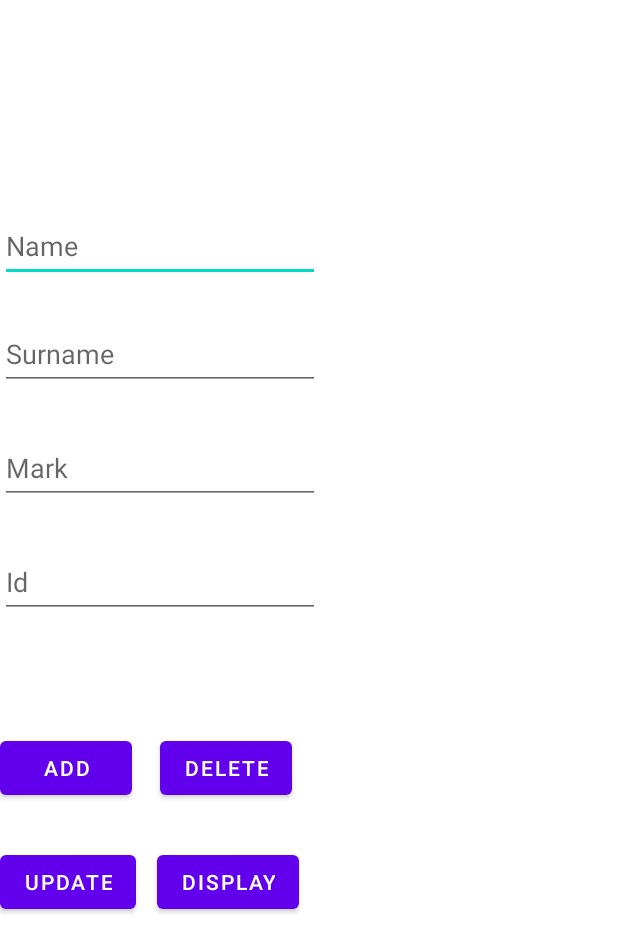
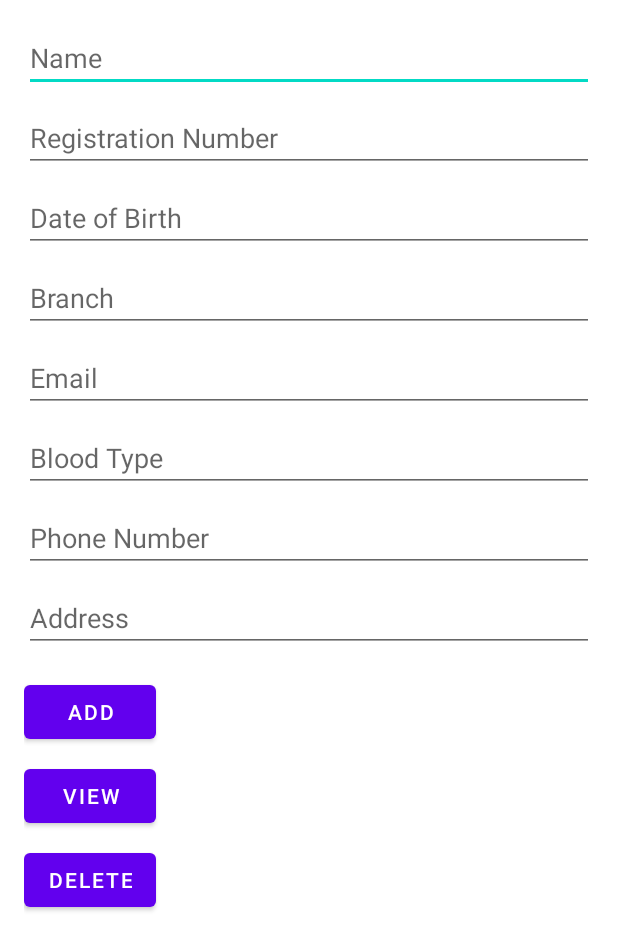
Before and after one commit to testgithubsudeep/CutmMentoringApp, an Android app: the MainActivity2 screen opened directly, with no data from a screen before it, on a phone screen of 412 x 824 dp. Shown: the top 952 px of the screen. Run offline under Robolectric (Android 15) with nearby library versions, the phone set to English and light mode, and no system bars; Roboto replaces fonts that are not available here.

Commit message:
Commit By Sudeeep

```diff
--- a/app/src/main/java/com/example/mentoringapp/Dashboard.java
+++ b/app/src/main/java/com/example/mentoringapp/Dashboard.java
@@ -33,7 +33,7 @@ public class Dashboard extends AppCompatActivity implements AdapterView.OnItemSe
         button_apply.setOnClickListener(new View.OnClickListener() {
             @Override
             public void onClick(View view) {
-                Intent intent=new Intent(Dashboard.this, MainActivity2.class);
+                Intent intent=new Intent(Dashboard.this, StudentRecord.class);
                 startActivity(intent);
             }
         });
--- a/app/src/main/java/com/example/mentoringapp/DatabaseHelper.java
+++ b/app/src/main/java/com/example/mentoringapp/DatabaseHelper.java
@@ -1,5 +1,4 @@
 package com.example.mentoringapp;
-
 
 import android.content.ContentValues;
 import android.content.Context;
@@ -7,67 +6,72 @@ import android.database.Cursor;
 import android.database.sqlite.SQLiteDatabase;
 import android.database.sqlite.SQLiteOpenHelper;
 
-import androidx.annotation.Nullable;
-
 public class DatabaseHelper extends SQLiteOpenHelper {
 
-    private static final String DATABASE_NAME = "mydatabase";
-    private static final String TABLE_NAME = "students";
-    private static final String COL_ID = "id";
-    private static final String COL_NAME = "name";
-    private static final String COL_SURNAME = "surname";
-    private static final String COL_MARK = "mark";
+    private static final String DATABASE_NAME = "your_database_name";
+    private static final int DATABASE_VERSION = 2;
+
+    public  static final String TABLE_NAME = "student2";
+    public static final String COL_ID = "id";
+    public static final String COL_NAME = "name";
+    public static final String COL_REGD = "regd";
+    public static final String COL_DOB = "dob";
+    public static final String COL_BRANCH = "branch";
+    public static final String COL_EMAIL = "email";
+    public static final String COL_BLOOD = "blood";
+    public static final String COL_PHONE = "phone";
+    public static final String COL_ADDRESS = "address";
 
     public DatabaseHelper(Context context) {
-        super(context, DATABASE_NAME, null, 1);
+        super(context, DATABASE_NAME, null, DATABASE_VERSION);
     }
-
 
     @Override
     public void onCreate(SQLiteDatabase db) {
-        String createTableQuery = "CREATE TABLE " + TABLE_NAME + " (" +
+        String createTableQuery = "CREATE TABLE IF NOT EXISTS " + TABLE_NAME + " (" +
                 COL_ID + " INTEGER PRIMARY KEY AUTOINCREMENT, " +
                 COL_NAME + " TEXT, " +
-                COL_SURNAME + " TEXT, " +
-                COL_MARK + " TEXT)";
+                COL_REGD + " TEXT, " +
+                COL_DOB + " TEXT, " +
+                COL_BRANCH + " TEXT, " +
+                COL_EMAIL + " TEXT, " +
+                COL_BLOOD + " TEXT, " +
+                COL_PHONE + " TEXT, " +
+                COL_ADDRESS + " TEXT)";
         db.execSQL(createTableQuery);
     }
 
     @Override
     public void onUpgrade(SQLiteDatabase db, int oldVersion, int newVersion) {
+        // Handle upgrades, if needed
+        // For simplicity, you can drop the table and recreate it
         db.execSQL("DROP TABLE IF EXISTS " + TABLE_NAME);
         onCreate(db);
     }
 
-
-
-    public boolean insertData(String name, String surname, String mark) {
+    public boolean insertData(String name, String regd, String dob, String branch, String email, String blood, String phone, String address) {
         SQLiteDatabase db = this.getWritableDatabase();
         ContentValues contentValues = new ContentValues();
         contentValues.put(COL_NAME, name);
-        contentValues.put(COL_SURNAME, surname);
-        contentValues.put(COL_MARK, mark);
+        contentValues.put(COL_REGD, regd);
+        contentValues.put(COL_DOB, dob);
+        contentValues.put(COL_BRANCH, branch);
+        contentValues.put(COL_EMAIL, email);
+        contentValues.put(COL_BLOOD, blood);
+        contentValues.put(COL_PHONE, phone);
+        contentValues.put(COL_ADDRESS, address);
         long result = db.insert(TABLE_NAME, null, contentValues);
         return result != -1;
     }
+
     public Cursor getAllData() {
         SQLiteDatabase db = this.getWritableDatabase();
         return db.rawQuery("SELECT * FROM " + TABLE_NAME, null);
     }
-
-    public boolean updateData(String id, String name, String surname, String mark) {
+    // Add the following method to your DatabaseHelper class
+    public boolean deleteData(String sname) {
         SQLiteDatabase db = this.getWritableDatabase();
-        ContentValues contentValues = new ContentValues();
-        contentValues.put(COL_NAME, name);
-        contentValues.put(COL_SURNAME, surname);
-        contentValues.put(COL_MARK, mark);
-        int result = db.update(TABLE_NAME, contentValues, COL_ID + "=?", new String[]{id});
-        return result > 0;
+        return db.delete(TABLE_NAME, COL_NAME + "=?", new String[]{sname}) > 0;
     }
 
-    public boolean deleteData(String id) {
-        SQLiteDatabase db = this.getWritableDatabase();
-        int result = db.delete(TABLE_NAME, COL_ID + "=?", new String[]{id});
-        return result > 0;
-    }
 }
--- a/app/src/main/java/com/example/mentoringapp/MainActivity2.java
+++ b/app/src/main/java/com/example/mentoringapp/MainActivity2.java
@@ -1,10 +1,10 @@
 package com.example.mentoringapp;
-
 import android.database.Cursor;
 import android.os.Bundle;
 import android.view.View;
 import android.widget.Button;
 import android.widget.EditText;
+import android.widget.ListView;
 import android.widget.Toast;
 
 import androidx.appcompat.app.AlertDialog;
@@ -12,8 +12,8 @@ import androidx.appcompat.app.AppCompatActivity;
 
 public class MainActivity2 extends AppCompatActivity {
     DatabaseHelper myDb;
-    EditText nameEditText, surnameEditText, markEditText, idEditText;
-    Button addButton, displayButton, updateButton, deleteButton;
+    EditText sname, sregd, sdob, sbranch,semail,sblood,sphone,sadress;
+    Button sadd, sview,sdelete;
 
     @Override
     protected void onCreate(Bundle savedInstanceState) {
@@ -21,27 +21,36 @@ public class MainActivity2 extends AppCompatActivity {
         setContentView(R.layout.activity_main2);
 
         myDb = new DatabaseHelper(this);
-        nameEditText = findViewById(R.id.name);
-        surnameEditText = findViewById(R.id.surname);
-        markEditText = findViewById(R.id.mark);
-        idEditText = findViewById(R.id.id);
-        addButton = findViewById(R.id.button);
-        displayButton = findViewById(R.id.add);
-        updateButton = findViewById(R.id.update);
-        deleteButton = findViewById(R.id.delete);
+        sname = findViewById(R.id.sname);
+        sregd = findViewById(R.id.sregd);
+        sdob = findViewById(R.id.sdob);
+        sbranch = findViewById(R.id.sbranch);
+        semail = findViewById(R.id.semail);
+        sblood = findViewById(R.id.sblood);
+        sphone = findViewById(R.id.sphone);
+        sadress = findViewById(R.id.sadress);
+        sadd = findViewById(R.id.sadd);
+        sview = findViewById(R.id.sview);
+        sdelete= findViewById(R.id.sdelete);
 
-        addButton.setOnClickListener(new View.OnClickListener() {
+        sadd.setOnClickListener(new View.OnClickListener() {
             @Override
             public void onClick(View v) {
-                String name = nameEditText.getText().toString();
-                String surname = surnameEditText.getText().toString();
-                String mark = markEditText.getText().toString();
+                String name = sname.getText().toString();
+                String regd = sregd.getText().toString();
+                String dob = sdob.getText().toString();
+                String branch = sbranch.getText().toString();
+                String email = semail.getText().toString();
+                String blood = sblood.getText().toString();
+                String phone = sphone.getText().toString();
+                String address = sadress.getText().toString();
 
-                if (name.trim().isEmpty() || surname.trim().isEmpty() || mark.trim().isEmpty()) {
+                if (name.trim().isEmpty() || regd.trim().isEmpty() || dob.trim().isEmpty() || branch.trim().isEmpty() ||
+                        email.trim().isEmpty() || blood.trim().isEmpty() || phone.trim().isEmpty() || address.trim().isEmpty()) {
                     // Handle empty input fields
                     Toast.makeText(MainActivity2.this, "Please fill all fields", Toast.LENGTH_SHORT).show();
                 } else {
-                    boolean isInserted = myDb.insertData(name, surname, mark);
+                    boolean isInserted = myDb.insertData(name, regd, dob, branch, email, blood, phone, address);
                     if (isInserted) {
                         // Data inserted successfully
                         Toast.makeText(MainActivity2.this, "Data inserted successfully", Toast.LENGTH_SHORT).show();
@@ -53,7 +62,7 @@ public class MainActivity2 extends AppCompatActivity {
             }
         });
 
-        displayButton.setOnClickListener(new View.OnClickListener() {
+        sview.setOnClickListener(new View.OnClickListener() {
             @Override
             public void onClick(View v) {
                 Cursor result = myDb.getAllData();
@@ -67,47 +76,44 @@ public class MainActivity2 extends AppCompatActivity {
                 while (result.moveToNext()) {
                     buffer.append("ID: ").append(result.getString(0)).append("\n");
                     buffer.append("Name: ").append(result.getString(1)).append("\n");
-                    buffer.append("Surname: ").append(result.getString(2)).append("\n");
-                    buffer.append("Mark: ").append(result.getString(3)).append("\n\n");
+                    buffer.append("Regd: ").append(result.getString(2)).append("\n");
+                    // Add other fields as needed
+                    buffer.append("DOB: ").append(result.getString(3)).append("\n");
+                    buffer.append("Branch: ").append(result.getString(4)).append("\n");
+                    buffer.append("Email: ").append(result.getString(5)).append("\n");
+                    buffer.append("Blood: ").append(result.getString(6)).append("\n");
+                    buffer.append("Phone: ").append(result.getString(7)).append("\n");
+                    buffer.append("Address: ").append(result.getString(8)).append("\n\n");
                 }
 
                 // Show all data
                 showMessage("Data", buffer.toString());
             }
         });
-
-        updateButton.setOnClickListener(new View.OnClickListener() {
+        sdelete.setOnClickListener(new View.OnClickListener() {
             @Override
             public void onClick(View v) {
-                String id = idEditText.getText().toString();
-                String name = nameEditText.getText().toString();
-                String surname = surnameEditText.getText().toString();
-                String mark = markEditText.getText().toString();
-                boolean isUpdated = myDb.updateData(id, name, surname, mark);
-                if (isUpdated) {
-                    // Data updated successfully
-                    Toast.makeText(MainActivity2.this, "Data updated successfully", Toast.LENGTH_SHORT).show();
+                String idToDelete = sname.getText().toString(); // Assuming regd is used as the ID
+                if (!idToDelete.isEmpty()) {
+                    boolean isDeleted = myDb.deleteData(idToDelete);
+                    if (isDeleted) {
+                        // Data deleted successfully
+                        Toast.makeText(MainActivity2.this, "Data deleted successfully", Toast.LENGTH_SHORT).show();
+                        // Optionally, clear the input fields after deletion
+                        clearInputFields();
+                    } else {
+                        // Failed to delete data
+                        Toast.makeText(MainActivity2.this, "Failed to delete data", Toast.LENGTH_SHORT).show();
+                    }
                 } else {
-                    // Failed to update data
-                    Toast.makeText(MainActivity2.this, "Failed to update data", Toast.LENGTH_SHORT).show();
+                    // Provide a message to the user to enter the ID for deletion
+                    Toast.makeText(MainActivity2.this, "Please enter an ID for deletion", Toast.LENGTH_SHORT).show();
                 }
             }
         });
+    }
 
-        deleteButton.setOnClickListener(new View.OnClickListener() {
-            @Override
-            public void onClick(View v) {
-                String id = idEditText.getText().toString();
-                boolean isDeleted = myDb.deleteData(id);
-                if (isDeleted) {
-                    // Data deleted successfully
-                    Toast.makeText(MainActivity2.this, "Data deleted successfully", Toast.LENGTH_SHORT).show();
-                } else {
-                    // Failed to delete data
-                    Toast.makeText(MainActivity2.this, "Failed to delete data", Toast.LENGTH_SHORT).show();
-                }
-            }
-        });
+    private void clearInputFields() {
     }
 
     private void showMessage(String title, String message) {
--- a/app/src/main/java/com/example/mentoringapp/StudentPersnal.java
+++ b/app/src/main/java/com/example/mentoringapp/StudentPersnal.java
@@ -13,9 +13,9 @@ public class StudentPersnal extends AppCompatActivity {
     @Override
     protected void onCreate(Bundle savedInstanceState) {
         super.onCreate(savedInstanceState);
-        setContentView(R.layout.activity_student_persnal);
+        setContentView(R.layout.activity_student);
 
-        studentdetails=findViewById(R.id.studentdetails);
+        studentdetails=findViewById(R.id.sadd);
 
         studentdetails.setOnClickListener(new View.OnClickListener() {
             @Override
--- a/app/src/main/java/com/example/mentoringapp/StudentRecord.java
+++ b/app/src/main/java/com/example/mentoringapp/StudentRecord.java
@@ -33,7 +33,7 @@ ImageView persnal,academic,griviance,exam,pdf,about,userprofile;
         persnal.setOnClickListener(new View.OnClickListener() {
             @Override
             public void onClick(View view) {
-                Intent intent=new Intent(StudentRecord.this,StudentPersnal.class);
+                Intent intent=new Intent(StudentRecord.this,MainActivity2.class);
                 startActivity(intent);
             }
         });
--- a/app/src/main/res/layout/activity_main2.xml
+++ b/app/src/main/res/layout/activity_main2.xml
@@ -1,101 +1,105 @@
 <?xml version="1.0" encoding="utf-8"?>
-<androidx.constraintlayout.widget.ConstraintLayout xmlns:android="http://schemas.android.com/apk/res/android"
-    xmlns:app="http://schemas.android.com/apk/res-auto"
+<RelativeLayout xmlns:android="http://schemas.android.com/apk/res/android"
     xmlns:tools="http://schemas.android.com/tools"
     android:layout_width="match_parent"
     android:layout_height="match_parent"
+    android:paddingLeft="16dp"
+    android:paddingTop="16dp"
+    android:paddingRight="16dp"
+    android:paddingBottom="16dp"
     tools:context=".MainActivity2">
 
     <EditText
-        android:id="@+id/name"
+        android:id="@+id/sname"
+        android:layout_width="match_parent"
+        android:layout_height="wrap_content"
+        android:hint="Name"/>
+
+    <EditText
+        android:id="@+id/sregd"
+        android:layout_width="match_parent"
+        android:layout_height="wrap_content"
+        android:layout_below="@id/sname"
+        android:layout_marginTop="8dp"
+        android:hint="Registration Number"/>
+
+    <EditText
+        android:id="@+id/sdob"
+        android:layout_width="match_parent"
+        android:layout_height="wrap_content"
+        android:layout_below="@id/sregd"
+        android:layout_marginTop="8dp"
+        android:hint="Date of Birth"/>
+
+    <EditText
+        android:id="@+id/sbranch"
+        android:layout_width="match_parent"
+        android:layout_height="wrap_content"
+        android:layout_below="@id/sdob"
+        android:layout_marginTop="8dp"
+        android:hint="Branch"/>
+
+    <EditText
+        android:id="@+id/semail"
+        android:layout_width="match_parent"
+        android:layout_height="wrap_content"
+        android:layout_below="@id/sbranch"
+        android:layout_marginTop="8dp"
+        android:hint="Email"/>
+
+    <EditText
+        android:id="@+id/sblood"
+        android:layout_width="match_parent"
+        android:layout_height="wrap_content"
+        android:layout_below="@id/semail"
+        android:layout_marginTop="8dp"
+        android:hint="Blood Type"/>
+
+    <EditText
+        android:id="@+id/sphone"
+        android:layout_width="match_parent"
+        android:layout_height="wrap_content"
+        android:layout_below="@id/sblood"
+        android:layout_marginTop="8dp"
+        android:hint="Phone Number"/>
+
+    <EditText
+        android:id="@+id/sadress"
+        android:layout_width="match_parent"
+        android:layout_height="wrap_content"
+        android:layout_below="@id/sphone"
+        android:layout_marginTop="8dp"
+        android:hint="Address"/>
+
+    <Button
+        android:id="@+id/sadd"
         android:layout_width="wrap_content"
         android:layout_height="wrap_content"
-        android:layout_marginTop="140dp"
-        android:ems="10"
-        android:hint="Name"
-        android:inputType="textPersonName"
-        android:minHeight="48dp"
-        app:layout_constraintTop_toTopOf="parent"
-        tools:ignore="MissingConstraints"
-        tools:layout_editor_absoluteX="79dp" />
+        android:layout_below="@id/sadress"
+        android:layout_marginTop="16dp"
+        android:text="Add"/>
 
-    <EditText
-        android:id="@+id/surname"
+    <Button
+        android:id="@+id/sview"
         android:layout_width="wrap_content"
         android:layout_height="wrap_content"
-        android:layout_marginTop="24dp"
-        android:ems="10"
-        android:hint="Surname"
-        android:inputType="textPersonName"
-        android:minHeight="48dp"
-        app:layout_constraintEnd_toEndOf="@+id/name"
-        app:layout_constraintHorizontal_bias="0.0"
-        app:layout_constraintStart_toStartOf="@+id/name"
-        app:layout_constraintTop_toBottomOf="@+id/name" />
+        android:layout_below="@id/sadd"
+        android:layout_marginTop="8dp"
+        android:text="View"/>
 
-    <EditText
-        android:id="@+id/mark"
+    <Button
+        android:id="@+id/sdelete"
         android:layout_width="wrap_content"
         android:layout_height="wrap_content"
-        android:layout_marginTop="28dp"
-        android:ems="10"
-        android:hint="Mark"
-        android:inputType="textPersonName"
-        android:minHeight="48dp"
-        app:layout_constraintEnd_toEndOf="@+id/name"
-        app:layout_constraintHorizontal_bias="0.0"
-        app:layout_constraintStart_toStartOf="@+id/name"
-        app:layout_constraintTop_toBottomOf="@+id/surname" />
+        android:layout_below="@id/sview"
+        android:layout_marginTop="8dp"
+        android:text="Delete"/>
 
-    <EditText
-        android:id="@+id/id"
-        android:layout_width="wrap_content"
+    <ListView
+        android:id="@+id/listView"
+        android:layout_width="match_parent"
         android:layout_height="wrap_content"
-        android:layout_marginTop="28dp"
-        android:ems="10"
-        android:hint="Id"
-        android:inputType="textPersonName"
-        android:minHeight="48dp"
-        app:layout_constraintEnd_toEndOf="@+id/name"
-        app:layout_constraintHorizontal_bias="0.0"
-        app:layout_constraintStart_toStartOf="@+id/name"
-        app:layout_constraintTop_toBottomOf="@+id/mark" />
+        android:layout_below="@id/sdelete"
+        android:layout_marginTop="16dp"/>
 
-    <Button
-        android:id="@+id/button"
-        android:layout_width="wrap_content"
-        android:layout_height="wrap_content"
-        android:layout_marginTop="76dp"
-        android:text="Add"
-        app:layout_constraintStart_toStartOf="@+id/name"
-        app:layout_constraintTop_toBottomOf="@+id/id" />
-
-    <Button
-        android:id="@+id/delete"
-        android:layout_width="wrap_content"
-        android:layout_height="wrap_content"
-        android:text="Delete"
-        app:layout_constraintEnd_toEndOf="@+id/name"
-        app:layout_constraintStart_toEndOf="@+id/button"
-        app:layout_constraintTop_toTopOf="@+id/button" />
-
-    <Button
-        android:id="@+id/update"
-        android:layout_width="wrap_content"
-        android:layout_height="wrap_content"
-        android:layout_marginTop="28dp"
-        android:text="Update"
-        app:layout_constraintStart_toStartOf="@+id/name"
-        app:layout_constraintTop_toBottomOf="@+id/button" />
-
-    <Button
-        android:id="@+id/add"
-        android:layout_width="wrap_content"
-        android:layout_height="wrap_content"
-        android:layout_marginTop="28dp"
-        android:text="Display"
-        app:layout_constraintBottom_toBottomOf="@+id/update"
-        app:layout_constraintEnd_toEndOf="@+id/name"
-        app:layout_constraintStart_toEndOf="@+id/update"
-        app:layout_constraintTop_toBottomOf="@+id/delete" />
-</androidx.constraintlayout.widget.ConstraintLayout>
+</RelativeLayout>
```
Also changed, not shown: app/src/main/res/layout/activity_student.xml (renamed from app/src/main/res/layout/activity_student_persnal.xml, +50 -27 lines), app/src/main/res/layout/list_item.xml (added, +61 -0 lines).
